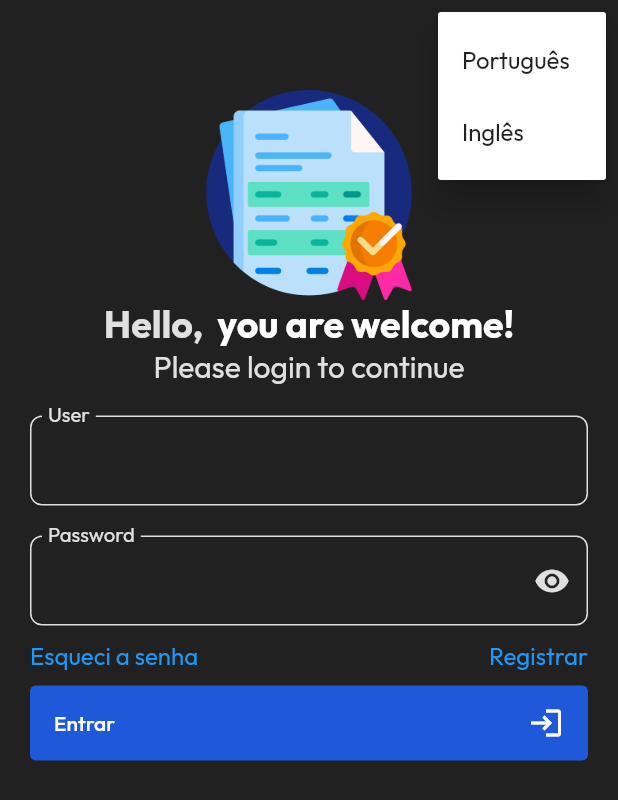
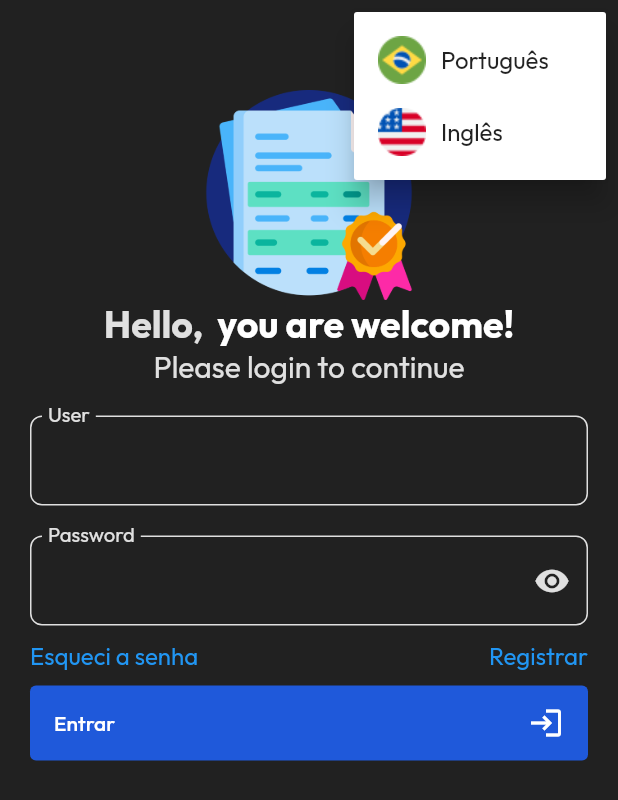
Before and after one commit to rennerborges/desenvolvimento_sistemas_moveis_tsi, a Flutter app: the screen it shows after launch, after a tap on the "dark mode" icon, after a tap on the "settings" icon, on a phone screen of 412 x 824 dp. Shown: the top 800 px of the screen. Run offline on Flutter 3.47's test engine with Material 2 defaults, Android fonts, the phone set to English and light mode, and no system bars; our stand-ins replace google_fonts, image_picker, shared_preferences, sqflite; missing offline and left inert: dart:ffi; accounts and stored records are empty.

Commit message:
feat: add menu

```diff
--- a/invoice_up/lib/components/appBar.dart
+++ b/invoice_up/lib/components/appBar.dart
@@ -53,7 +53,14 @@ class _AppBarInvoiceUpState extends State<AppBarInvoiceUp> {
                       Navigator.pop(context);
                     },
                     child: Row(children: [
-                      Text('Português'),
+                      Container(
+                        margin: const EdgeInsets.only(right: 10),
+                        width: 32,
+                        child: const Image(
+                          image: AssetImage('images/pt.png'),
+                        ),
+                      ),
+                      const Text('Português'),
                     ]),
                   ),
                 ),
@@ -64,7 +71,14 @@ class _AppBarInvoiceUpState extends State<AppBarInvoiceUp> {
                       Navigator.pop(context);
                     },
                     child: Row(children: [
-                      Text('Inglês'),
+                      Container(
+                        margin: const EdgeInsets.only(right: 10),
+                        width: 32,
+                        child: const Image(
+                          image: AssetImage('images/en.png'),
+                        ),
+                      ),
+                      const Text('Inglês'),
                     ]),
                   ),
                 ),
```
Also changed, not shown: invoice_up/images/en.png (added), invoice_up/images/es.png (added), invoice_up/images/pt.png (added).
